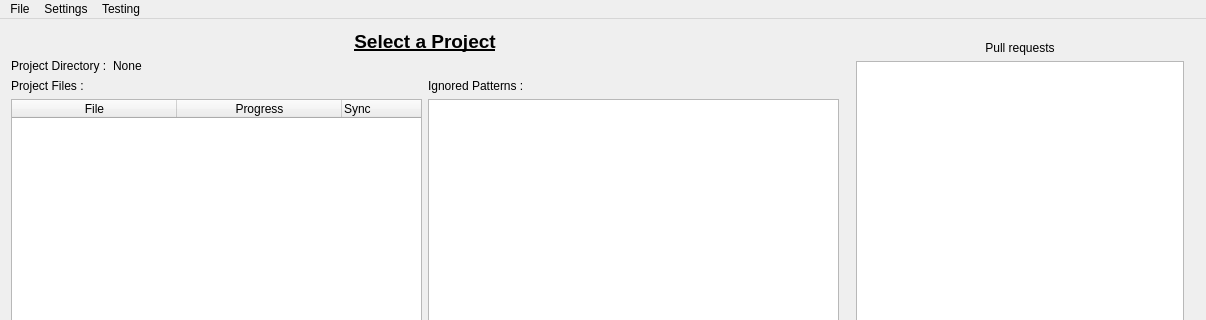
First picture: the form in ui/mainwindow.ui, repository TwiceCast/TwiceCast-Client, before the edit; both pictures show x 0 to 1206 and y 0 to 320 of the 1206 by 648 pixel window.
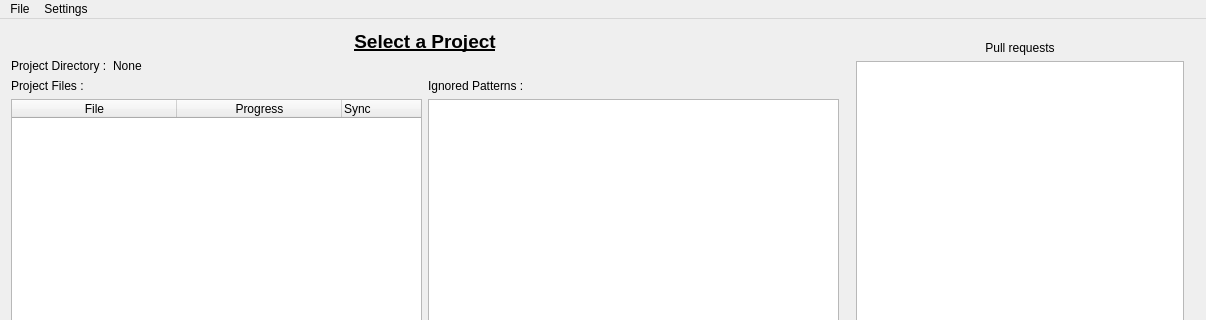
Second picture: the form after the edit.

What changed in the file:
```diff
--- a/ui/mainwindow.ui
+++ b/ui/mainwindow.ui
@@ -225,15 +225,8 @@
     </property>
     <addaction name="actionPull_Request"/>
    </widget>
-   <widget class="QMenu" name="menuTesting">
-    <property name="title">
-     <string>Testing</string>
-    </property>
-    <addaction name="actionTrigger"/>
-   </widget>
    <addaction name="menuFile"/>
    <addaction name="menuSettings"/>
-   <addaction name="menuTesting"/>
   </widget>
   <widget class="QStatusBar" name="statusBar"/>
   <action name="actionExit">
```
Left out of the diff: 5 changed lines with no effect on the pictures.
